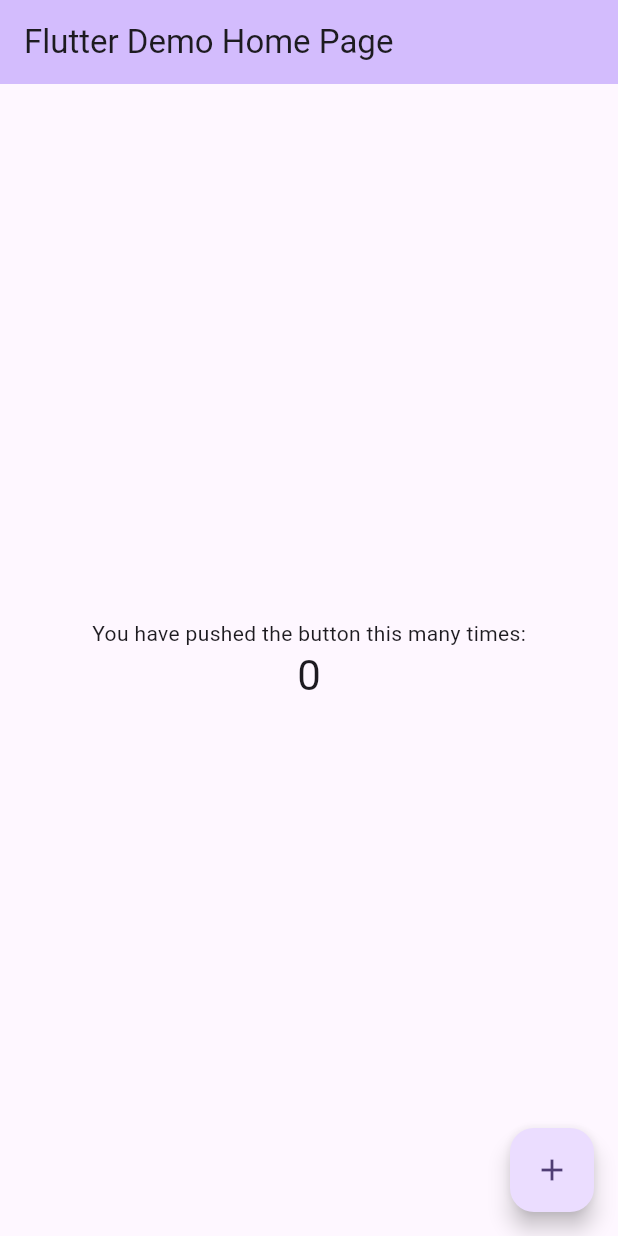
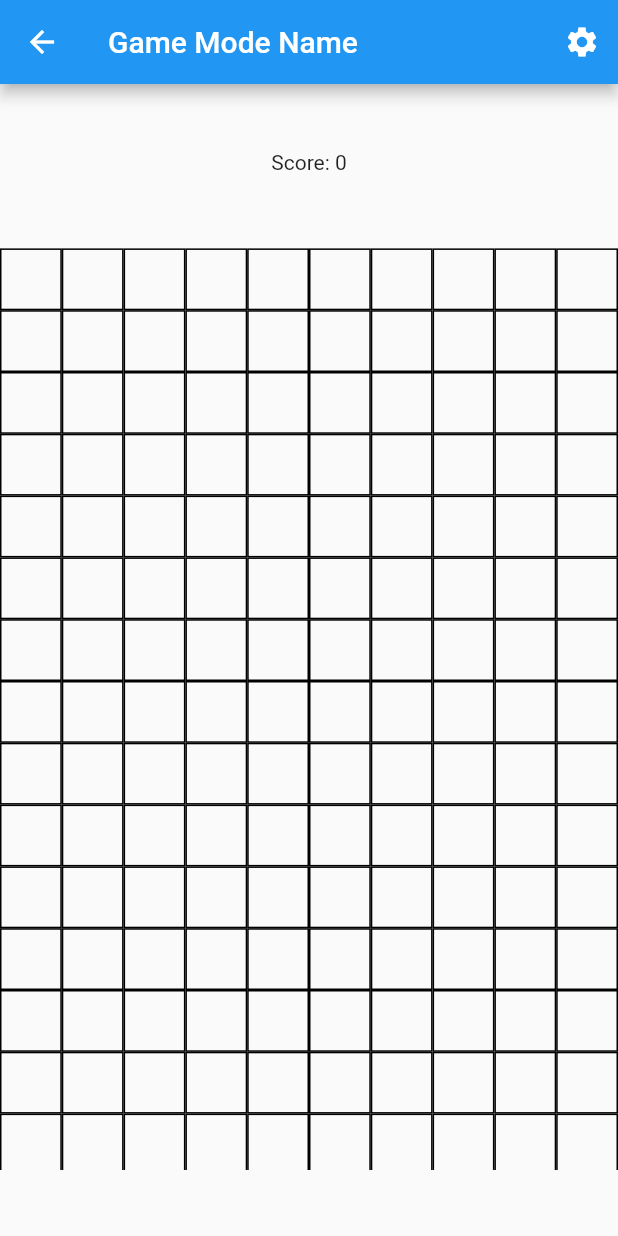
Before and after one commit to BigFlexLiu/connect-five, a Flutter app: the screen it shows after launch, on a phone screen of 412 x 824 dp. Run offline on Flutter 3.47's test engine with Material 2 defaults, Android fonts, the phone set to English and light mode, and no system bars.

Commit message:
Basic game setup

```diff
--- /dev/null
+++ b/lib/game_bloc.dart
@@ -0,0 +1 @@
+// TODO Implement this library.
--- /dev/null
+++ b/lib/game_state.dart
@@ -0,0 +1 @@
+// TODO Implement this library.
--- a/lib/main.dart
+++ b/lib/main.dart
@@ -1,125 +1,23 @@
+import 'package:connect_five/screens/bloc/game_board_notifier.dart';
+import 'package:connect_five/screens/game_screen.dart';
 import 'package:flutter/material.dart';
+import 'package:provider/provider.dart';
 
 void main() {
-  runApp(const MyApp());
+  runApp(MyApp());
 }
 
 class MyApp extends StatelessWidget {
-  const MyApp({super.key});
-
-  // This widget is the root of your application.
   @override
   Widget build(BuildContext context) {
-    return MaterialApp(
-      title: 'Flutter Demo',
-      theme: ThemeData(
-        // This is the theme of your application.
-        //
-        // TRY THIS: Try running your application with "flutter run". You'll see
-        // the application has a blue toolbar. Then, without quitting the app,
-        // try changing the seedColor in the colorScheme below to Colors.green
-        // and then invoke "hot reload" (save your changes or press the "hot
-        // reload" button in a Flutter-supported IDE, or press "r" if you used
-        // the command line to start the app).
-        //
-        // Notice that the counter didn't reset back to zero; the application
-        // state is not lost during the reload. To reset the state, use hot
-        // restart instead.
-        //
-        // This works for code too, not just values: Most code changes can be
-        // tested with just a hot reload.
-        colorScheme: ColorScheme.fromSeed(seedColor: Colors.deepPurple),
-        useMaterial3: true,
+    return ChangeNotifierProvider(
+      create: (_) => GameBoardNotifier(),
+      child: MaterialApp(
+        theme: ThemeData(
+            // Define your theme here.
+            ),
+        home: GameScreen(),
       ),
-      home: const MyHomePage(title: 'Flutter Demo Home Page'),
     );
   }
 }
-
-class MyHomePage extends StatefulWidget {
-  const MyHomePage({super.key, required this.title});
-
-  // This widget is the home page of your application. It is stateful, meaning
-  // that it has a State object (defined below) that contains fields that affect
-  // how it looks.
-
-  // This class is the configuration for the state. It holds the values (in this
-  // case the title) provided by the parent (in this case the App widget) and
-  // used by the build method of the State. Fields in a Widget subclass are
-  // always marked "final".
-
-  final String title;
-
-  @override
-  State<MyHomePage> createState() => _MyHomePageState();
-}
-
-class _MyHomePageState extends State<MyHomePage> {
-  int _counter = 0;
-
-  void _incrementCounter() {
-    setState(() {
-      // This call to setState tells the Flutter framework that something has
-      // changed in this State, which causes it to rerun the build method below
-      // so that the display can reflect the updated values. If we changed
-      // _counter without calling setState(), then the build method would not be
-      // called again, and so nothing would appear to happen.
-      _counter++;
-    });
-  }
-
-  @override
-  Widget build(BuildContext context) {
-    // This method is rerun every time setState is called, for instance as done
-    // by the _incrementCounter method above.
-    //
-    // The Flutter framework has been optimized to make rerunning build methods
-    // fast, so that you can just rebuild anything that needs updating rather
-    // than having to individually change instances of widgets.
-    return Scaffold(
-      appBar: AppBar(
-        // TRY THIS: Try changing the color here to a specific color (to
-        // Colors.amber, perhaps?) and trigger a hot reload to see the AppBar
-        // change color while the other colors stay the same.
-        backgroundColor: Theme.of(context).colorScheme.inversePrimary,
-        // Here we take the value from the MyHomePage object that was created by
-        // the App.build method, and use it to set our appbar title.
-        title: Text(widget.title),
-      ),
-      body: Center(
-        // Center is a layout widget. It takes a single child and positions it
-        // in the middle of the parent.
-        child: Column(
-          // Column is also a layout widget. It takes a list of children and
-          // arranges them vertically. By default, it sizes itself to fit its
-          // children horizontally, and tries to be as tall as its parent.
-          //
-          // Column has various properties to control how it sizes itself and
-          // how it positions its children. Here we use mainAxisAlignment to
-          // center the children vertically; the main axis here is the vertical
-          // axis because Columns are vertical (the cross axis would be
-          // horizontal).
-          //
-          // TRY THIS: Invoke "debug painting" (choose the "Toggle Debug Paint"
-          // action in the IDE, or press "p" in the console), to see the
-          // wireframe for each widget.
-          mainAxisAlignment: MainAxisAlignment.center,
-          children: <Widget>[
-            const Text(
-              'You have pushed the button this many times:',
-            ),
-            Text(
-              '$_counter',
-              style: Theme.of(context).textTheme.headlineMedium,
-            ),
-          ],
-        ),
-      ),
-      floatingActionButton: FloatingActionButton(
-        onPressed: _incrementCounter,
-        tooltip: 'Increment',
-        child: const Icon(Icons.add),
-      ), // This trailing comma makes auto-formatting nicer for build methods.
-    );
-  }
-}
--- /dev/null
+++ b/lib/screens/game_screen.dart
@@ -0,0 +1,147 @@
+import 'dart:math';
+
+import 'package:connect_five/screens/util/circle_painter.dart';
+import 'package:connect_five/screens/util/line_painter.dart';
+import 'package:flutter/material.dart';
+import 'package:provider/provider.dart';
+
+import 'bloc/game_board_notifier.dart';
+
+void main() {
+  runApp(MyApp());
+}
+
+class MyApp extends StatelessWidget {
+  @override
+  Widget build(BuildContext context) {
+    return MaterialApp(
+      home: GameScreen(),
+    );
+  }
+}
+
+class GameScreen extends StatefulWidget {
+  @override
+  _GameScreenState createState() => _GameScreenState();
+}
+
+class _GameScreenState extends State<GameScreen> {
+  final boardNotifier = GameBoardNotifier();
+  int score = 0;
+
+  @override
+  Widget build(BuildContext context) {
+    return Scaffold(
+      appBar: AppBar(
+        leading: IconButton(
+          icon: Icon(Icons.arrow_back),
+          onPressed: () {
+            // Handle back button press
+          },
+        ),
+        title: Text('Game Mode Name'),
+        actions: <Widget>[
+          IconButton(
+            icon: Icon(Icons.settings),
+            onPressed: () {
+              Provider.of<GameBoardNotifier>(context, listen: false)
+                  .generateSpots();
+              // Handle settings button press
+            },
+          ),
+        ],
+      ),
+      body: LayoutBuilder(
+        builder: (BuildContext context, BoxConstraints viewportConstraints) {
+          return SingleChildScrollView(
+            child: ConstrainedBox(
+              constraints: BoxConstraints(
+                minHeight: viewportConstraints.maxHeight,
+              ),
+              child: Column(
+                mainAxisSize: MainAxisSize.min,
+                mainAxisAlignment: MainAxisAlignment.spaceBetween,
+                children: <Widget>[
+                  SizedBox(height: viewportConstraints.maxHeight * 0.05),
+                  Text('Score: $score'),
+                  SizedBox(height: viewportConstraints.maxHeight * 0.05),
+                  Container(
+                      height: viewportConstraints.maxHeight * 0.8,
+                      child: LayoutBuilder(
+                        builder: (context, constraints) {
+                          final squareSize = constraints.maxWidth / 10;
+                          return GestureDetector(
+                            onPanDown: (details) {
+                              final RenderBox renderBox =
+                                  context.findRenderObject() as RenderBox;
+                              final localPosition = renderBox
+                                  .globalToLocal(details.globalPosition);
+                              final x = (localPosition.dx / squareSize).floor();
+                              final y = (localPosition.dy / squareSize).floor();
+                              Provider.of<GameBoardNotifier>(context,
+                                      listen: false)
+                                  .startTouch(x, y);
+                            },
+                            onPanUpdate: (details) {
+                              final RenderBox renderBox =
+                                  context.findRenderObject() as RenderBox;
+                              final localPosition = renderBox
+                                  .globalToLocal(details.globalPosition);
+                              final x = (localPosition.dx / squareSize).floor();
+                              final y = (localPosition.dy / squareSize).floor();
+                              Provider.of<GameBoardNotifier>(context,
+                                      listen: false)
+                                  .updateTouch(x, y);
+                            },
+                            onPanEnd: (_) => Provider.of<GameBoardNotifier>(
+                                    context,
+                                    listen: false)
+                                .endTouch(),
+                            child: GridView.builder(
+                              physics: NeverScrollableScrollPhysics(),
+                              itemCount: 150,
+                              gridDelegate:
+                                  SliverGridDelegateWithFixedCrossAxisCount(
+                                crossAxisCount: 10,
+                              ),
+                              itemBuilder: (BuildContext context, int index) {
+                                final int x = index % 10;
+                                final int y = index ~/ 10;
+                                final isTaken =
+                                    Provider.of<GameBoardNotifier>(context)
+                                        .movePath
+                                        .contains(Point(x, y));
+                                final spotColor =
+                                    Provider.of<GameBoardNotifier>(context)
+                                        .circleSpots[Point(x, y)];
+
+                                return CustomPaint(
+                                  painter: spotColor != null
+                                      ? CirclePainter(color: spotColor)
+                                      : null,
+                                  child: Container(
+                                    decoration: BoxDecoration(
+                                      border: Border.all(),
+                                      color: isTaken
+                                          ? Provider.of<GameBoardNotifier>(
+                                                  context)
+                                              .selectedSpotColor
+                                          : null,
+                                    ),
+                                  ),
+                                );
+                              },
+                            ),
+                          );
+                        },
+                      )),
+                  SizedBox(height: viewportConstraints.maxHeight * 0.05),
+                ],
+              ),
+            ),
+          );
+        },
+      ),
+    );
+  }
+}
--- /dev/null
+++ b/lib/screens/util/circle_painter.dart
@@ -0,0 +1,22 @@
+import 'dart:math';
+
+import 'package:flutter/material.dart';
+
+class CirclePainter extends CustomPainter {
+  final Color color;
+
+  CirclePainter({required this.color});
+  @override
+  void paint(Canvas canvas, Size size) {
+    var paint = Paint()
+      ..color = color
+      ..style = PaintingStyle.fill;
+    canvas.drawCircle(Offset(size.width / 2, size.height / 2),
+        min(size.width, size.height) / 2, paint);
+  }
+
+  @override
+  bool shouldRepaint(CustomPainter oldDelegate) {
+    return false;
+  }
+}
--- /dev/null
+++ b/lib/themes.dart
@@ -0,0 +1,10 @@
+import 'package:flutter/material.dart';
+
+ThemeData theme = ThemeData(
+    textTheme: TextTheme(
+  displayLarge: TextStyle(fontSize: 24, fontWeight: FontWeight.bold),
+  displayMedium: TextStyle(fontSize: 20),
+  displaySmall: TextStyle(
+    fontSize: 16,
+  ),
+));
```
Also changed, not shown: lib/screens/bloc/game_board_notifier.dart (added, +217 -0 lines), lib/screens/util/line_painter.dart (added, +35 -0 lines), pubspec.yaml (+5 -2 lines), specification.txt (added, +27 -0 lines), lib/game_board.dart (added), pubspec.lock, 1 other file.
